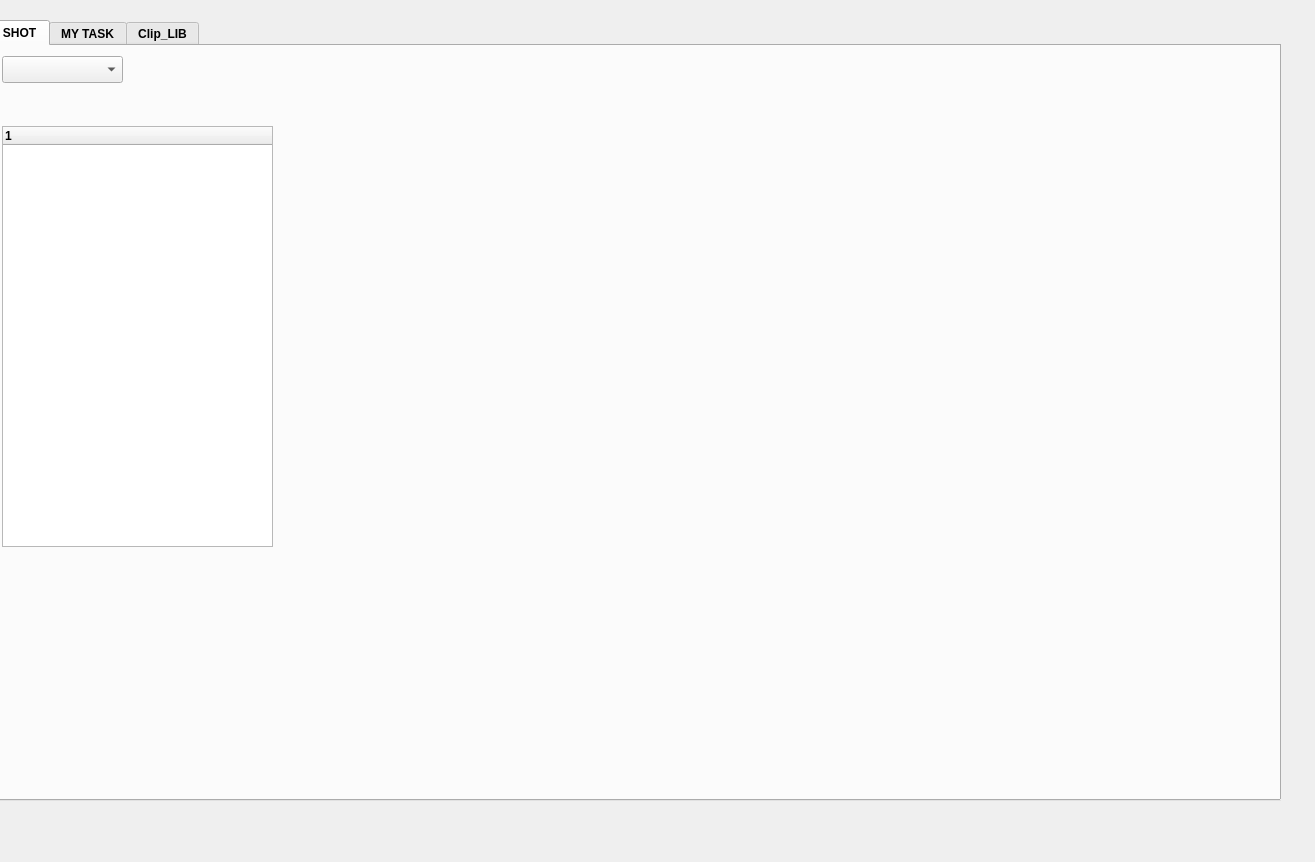
First picture: the form in pipeline/scripts/loader/main_window.ui, repository UiChul/yummy, before the edit.
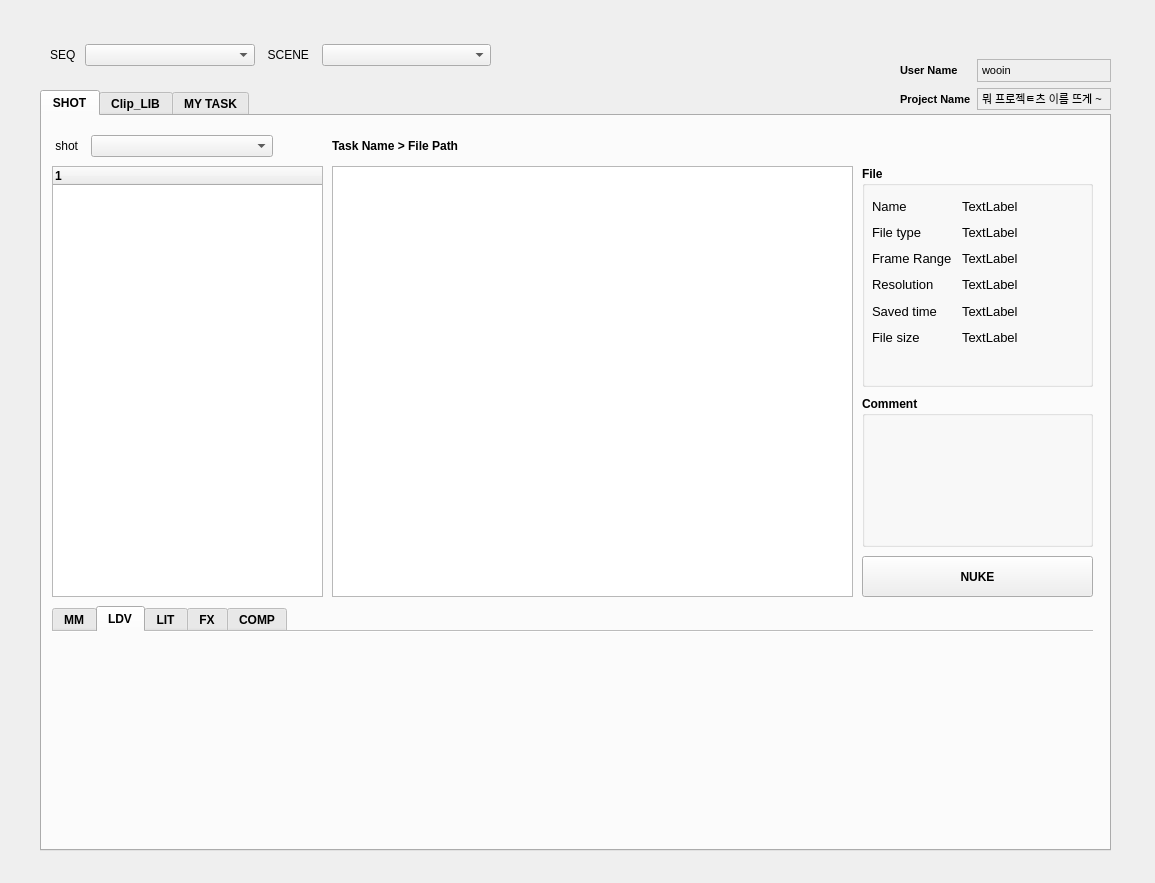
Second picture: the form after the edit.

Patch:
```diff
--- a/pipeline/scripts/loader/main_window.ui
+++ b/pipeline/scripts/loader/main_window.ui
@@ -6,20 +6,26 @@
    <rect>
     <x>0</x>
     <y>0</y>
-    <width>1315</width>
-    <height>862</height>
+    <width>1155</width>
+    <height>883</height>
    </rect>
   </property>
+  <property name="sizePolicy">
+   <sizepolicy hsizetype="Preferred" vsizetype="Expanding">
+    <horstretch>0</horstretch>
+    <verstretch>0</verstretch>
+   </sizepolicy>
+  </property>
   <property name="windowTitle">
    <string>Form</string>
   </property>
   <widget class="QTabWidget" name="tabWidget_file_structure">
    <property name="geometry">
     <rect>
-     <x>-10</x>
-     <y>20</y>
-     <width>1291</width>
-     <height>781</height>
+     <x>40</x>
+     <y>90</y>
+     <width>1071</width>
+     <height>761</height>
     </rect>
    </property>
    <property name="font">
@@ -43,6 +49,9 @@
     <bool>false</bool>
    </property>
    <property name="movable">
+    <bool>true</bool>
+   </property>
+   <property name="tabBarAutoHide">
     <bool>false</bool>
    </property>
    <widget class="QWidget" name="tab_shot">
@@ -53,9 +62,9 @@
      <property name="geometry">
       <rect>
        <x>10</x>
-       <y>80</y>
+       <y>50</y>
        <width>271</width>
-       <height>421</height>
+       <height>431</height>
       </rect>
      </property>
      <column>
@@ -67,35 +76,619 @@
     <widget class="QWidget" name="gridLayoutWidget">
      <property name="geometry">
       <rect>
-       <x>410</x>
-       <y>60</y>
-       <width>481</width>
-       <height>461</height>
+       <x>290</x>
+       <y>50</y>
+       <width>521</width>
+       <height>431</height>
       </rect>
      </property>
-     <layout class="QGridLayout" name="gridLayout"/>
+     <layout class="QGridLayout" name="gridLayout">
+      <item row="0" column="0">
+       <widget class="QTableView" name="tableView_thumbnail"/>
+      </item>
+     </layout>
     </widget>
-    <widget class="QComboBox" name="comboBox">
+    <widget class="QWidget" name="horizontalLayoutWidget">
      <property name="geometry">
       <rect>
        <x>10</x>
        <y>10</y>
-       <width>121</width>
-       <height>27</height>
+       <width>221</width>
+       <height>41</height>
       </rect>
      </property>
+     <layout class="QHBoxLayout" name="horizontalLayout">
+      <item>
+       <widget class="QLabel" name="label">
+        <property name="sizePolicy">
+         <sizepolicy hsizetype="Fixed" vsizetype="Fixed">
+          <horstretch>0</horstretch>
+          <verstretch>0</verstretch>
+         </sizepolicy>
+        </property>
+        <property name="font">
+         <font>
+          <bold>false</bold>
+         </font>
+        </property>
+        <property name="text">
+         <string> shot  </string>
+        </property>
+       </widget>
+      </item>
+      <item>
+       <widget class="QComboBox" name="comboBox_shot_shotname">
+        <property name="sizePolicy">
+         <sizepolicy hsizetype="Preferred" vsizetype="Maximum">
+          <horstretch>0</horstretch>
+          <verstretch>0</verstretch>
+         </sizepolicy>
+        </property>
+       </widget>
+      </item>
+     </layout>
     </widget>
-   </widget>
-   <widget class="QWidget" name="tab_my_task">
-    <attribute name="title">
-     <string>MY TASK</string>
-    </attribute>
+    <widget class="QLabel" name="label_shot_filepath">
+     <property name="geometry">
+      <rect>
+       <x>290</x>
+       <y>20</y>
+       <width>521</width>
+       <height>19</height>
+      </rect>
+     </property>
+     <property name="text">
+      <string>Task Name &gt; File Path</string>
+     </property>
+    </widget>
+    <widget class="QGroupBox" name="groupBox_shot_comment">
+     <property name="geometry">
+      <rect>
+       <x>820</x>
+       <y>280</y>
+       <width>231</width>
+       <height>151</height>
+      </rect>
+     </property>
+     <property name="font">
+      <font>
+       <bold>true</bold>
+       <underline>false</underline>
+       <strikeout>false</strikeout>
+      </font>
+     </property>
+     <property name="title">
+      <string>Comment</string>
+     </property>
+     <property name="flat">
+      <bool>false</bool>
+     </property>
+     <property name="checkable">
+      <bool>false</bool>
+     </property>
+    </widget>
+    <widget class="QTabWidget" name="tabWidget_shot_status">
+     <property name="geometry">
+      <rect>
+       <x>10</x>
+       <y>490</y>
+       <width>1041</width>
+       <height>221</height>
+      </rect>
+     </property>
+     <property name="currentIndex">
+      <number>1</number>
+     </property>
+     <property name="usesScrollButtons">
+      <bool>true</bool>
+     </property>
+     <property name="documentMode">
+      <bool>true</bool>
+     </property>
+     <property name="tabsClosable">
+      <bool>false</bool>
+     </property>
+     <property name="movable">
+      <bool>true</bool>
+     </property>
+     <property name="tabBarAutoHide">
+      <bool>false</bool>
+     </property>
+     <widget class="QWidget" name="tab_mm">
+      <attribute name="title">
+       <string>MM</string>
+      </attribute>
+     </widget>
+     <widget class="QWidget" name="tab_ldv">
+      <attribute name="title">
+       <string>LDV</string>
+      </attribute>
+     </widget>
+     <widget class="QWidget" name="tab_lit">
+      <attribute name="title">
+       <string>LIT</string>
+      </attribute>
+     </widget>
+     <widget class="QWidget" name="tab_fx">
+      <attribute name="title">
+       <string>FX</string>
+      </attribute>
+     </widget>
+     <widget class="QWidget" name="tab_comp">
+      <attribute name="title">
+       <string>COMP</string>
+      </attribute>
+     </widget>
+    </widget>
+    <widget class="QGroupBox" name="groupBox_shot_comment_2">
+     <property name="geometry">
+      <rect>
+       <x>820</x>
+       <y>50</y>
+       <width>231</width>
+       <height>221</height>
+      </rect>
+     </property>
+     <property name="font">
+      <font>
+       <bold>true</bold>
+       <underline>false</underline>
+       <strikeout>false</strikeout>
+      </font>
+     </property>
+     <property name="title">
+      <string>File</string>
+     </property>
+     <property name="flat">
+      <bool>false</bool>
+     </property>
+     <property name="checkable">
+      <bool>false</bool>
+     </property>
+     <widget class="QWidget" name="verticalLayoutWidget">
+      <property name="geometry">
+       <rect>
+        <x>10</x>
+        <y>30</y>
+        <width>80</width>
+        <height>151</height>
+       </rect>
+      </property>
+      <layout class="QVBoxLayout" name="verticalLayout_3">
+       <item>
+        <widget class="QLabel" name="label_16">
+         <property name="font">
+          <font>
+           <pointsize>10</pointsize>
+           <bold>false</bold>
+           <underline>false</underline>
+           <strikeout>false</strikeout>
+          </font>
+         </property>
+         <property name="text">
+          <string>Name</string>
+         </property>
+        </widget>
+       </item>
+       <item>
+        <widget class="QLabel" name="label_14">
+         <property name="font">
+          <font>
+           <pointsize>10</pointsize>
+           <bold>false</bold>
+           <underline>false</underline>
+           <strikeout>false</strikeout>
+          </font>
+         </property>
+         <property name="text">
+          <string>File type</string>
+         </property>
+        </widget>
+       </item>
+       <item>
+        <widget class="QLabel" name="label_10">
+         <property name="font">
+          <font>
+           <pointsize>10</pointsize>
+           <bold>false</bold>
+           <underline>false</underline>
+           <strikeout>false</strikeout>
+          </font>
+         </property>
+         <property name="text">
+          <string>Frame Range </string>
+         </property>
+        </widget>
+       </item>
+       <item>
+        <widget class="QLabel" name="label_6">
+         <property name="font">
+          <font>
+           <pointsize>10</pointsize>
+           <bold>false</bold>
+           <underline>false</underline>
+           <strikeout>false</strikeout>
+          </font>
+         </property>
+         <property name="text">
+          <string>Resolution</string>
+         </property>
+        </widget>
+       </item>
+       <item>
+        <widget class="QLabel" name="label_9">
+         <property name="font">
+          <font>
+           <pointsize>10</pointsize>
+           <bold>false</bold>
+           <underline>false</underline>
+           <strikeout>false</strikeout>
+          </font>
+         </property>
+         <property name="text">
+          <string>Saved time</string>
+         </property>
+        </widget>
+       </item>
+       <item>
+        <widget class="QLabel" name="label_20">
+         <property name="font">
+          <font>
+           <pointsize>10</pointsize>
+           <bold>false</bold>
+           <underline>false</underline>
+           <strikeout>false</strikeout>
+          </font>
+         </property>
+         <property name="text">
+          <string>File size</string>
+         </property>
+        </widget>
+       </item>
+      </layout>
+     </widget>
+     <widget class="QWidget" name="verticalLayoutWidget_2">
+      <property name="geometry">
+       <rect>
+        <x>100</x>
+        <y>30</y>
+        <width>121</width>
+        <height>151</height>
+       </rect>
+      </property>
+      <layout class="QVBoxLayout" name="verticalLayout_4">
+       <item>
+        <widget class="QLabel" name="label_shot_filename">
+         <property name="font">
+          <font>
+           <pointsize>10</pointsize>
+           <bold>false</bold>
+           <underline>false</underline>
+           <strikeout>false</strikeout>
+          </font>
+         </property>
+         <property name="text">
+          <string>TextLabel</string>
+         </property>
+        </widget>
+       </item>
+       <item>
+        <widget class="QLabel" name="label_shot_filetype">
+         <property name="font">
+          <font>
+           <pointsize>10</pointsize>
+           <bold>false</bold>
+           <underline>false</underline>
+           <strikeout>false</strikeout>
+          </font>
+         </property>
+         <property name="text">
+          <string>TextLabel</string>
+         </property>
+        </widget>
+       </item>
+       <item>
+        <widget class="QLabel" name="label_shot_framerange">
+         <property name="font">
+          <font>
+           <pointsize>10</pointsize>
+           <bold>false</bold>
+           <underline>false</underline>
+           <strikeout>false</strikeout>
+          </font>
+         </property>
+         <property name="text">
+          <string>TextLabel</string>
+         </property>
+        </widget>
+       </item>
+       <item>
+        <widget class="QLabel" name="label_shot_resolution">
+         <property name="font">
+          <font>
+           <pointsize>10</pointsize>
+           <bold>false</bold>
+           <underline>false</underline>
+           <strikeout>false</strikeout>
+          </font>
+         </property>
+         <property name="text">
+          <string>TextLabel</string>
+         </property>
+        </widget>
+       </item>
+       <item>
+        <widget class="QLabel" name="label_shot_savedtime">
+         <property name="font">
+          <font>
+           <pointsize>10</pointsize>
+           <bold>false</bold>
+           <underline>false</underline>
+           <strikeout>false</strikeout>
+          </font>
+         </property>
+         <property name="text">
+          <string>TextLabel</string>
+         </property>
+        </widget>
+       </item>
+       <item>
+        <widget class="QLabel" name="label_shot_filesize">
+         <property name="font">
+          <font>
+           <pointsize>10</pointsize>
+           <bold>false</bold>
+           <underline>false</underline>
+           <strikeout>false</strikeout>
+          </font>
+         </property>
+         <property name="text">
+          <string>TextLabel</string>
+         </property>
+        </widget>
+       </item>
+      </layout>
+     </widget>
+    </widget>
+    <widget class="QPushButton" name="pushButton_nuke">
+     <property name="geometry">
+      <rect>
+       <x>820</x>
+       <y>440</y>
+       <width>231</width>
+       <height>41</height>
+      </rect>
+     </property>
+     <property name="text">
+      <string>NUKE</string>
+     </property>
+    </widget>
    </widget>
    <widget class="QWidget" name="tab_clip">
     <attribute name="title">
      <string>Clip_LIB</string>
     </attribute>
    </widget>
+   <widget class="QWidget" name="tab_my_task">
+    <attribute name="title">
+     <string>MY TASK</string>
+    </attribute>
+    <widget class="QWidget" name="horizontalLayoutWidget_4">
+     <property name="geometry">
+      <rect>
+       <x>10</x>
+       <y>10</y>
+       <width>221</width>
+       <height>41</height>
+      </rect>
+     </property>
+     <layout class="QHBoxLayout" name="horizontalLayout_5">
+      <item>
+       <widget class="QLabel" name="label_12">
+        <property name="sizePolicy">
+         <sizepolicy hsizetype="Fixed" vsizetype="Fixed">
+          <horstretch>0</horstretch>
+          <verstretch>0</verstretch>
+         </sizepolicy>
+        </property>
+        <property name="font">
+         <font>
+          <bold>false</bold>
+         </font>
+        </property>
+        <property name="text">
+         <string> shot  </string>
+        </property>
+       </widget>
+      </item>
+      <item>
+       <widget class="QComboBox" name="comboBox_mytask_shotname">
+        <property name="sizePolicy">
+         <sizepolicy hsizetype="Preferred" vsizetype="Maximum">
+          <horstretch>0</horstretch>
+          <verstretch>0</verstretch>
+         </sizepolicy>
+        </property>
+       </widget>
+      </item>
+     </layout>
+    </widget>
+    <widget class="QTreeWidget" name="treeWidget_mytask_file_sturc">
+     <property name="geometry">
+      <rect>
+       <x>10</x>
+       <y>50</y>
+       <width>271</width>
+       <height>661</height>
+      </rect>
+     </property>
+     <column>
+      <property name="text">
+       <string notr="true">1</string>
+      </property>
+     </column>
+    </widget>
+   </widget>
+  </widget>
+  <widget class="QWidget" name="horizontalLayoutWidget_2">
+   <property name="geometry">
+    <rect>
+     <x>50</x>
+     <y>30</y>
+     <width>441</width>
+     <height>51</height>
+    </rect>
+   </property>
+   <layout class="QHBoxLayout" name="horizontalLayout_2">
+    <item>
+     <widget class="QLabel" name="label_3">
+      <property name="sizePolicy">
+       <sizepolicy hsizetype="Fixed" vsizetype="Fixed">
+        <horstretch>0</horstretch>
+        <verstretch>0</verstretch>
+       </sizepolicy>
+      </property>
+      <property name="font">
+       <font>
+        <bold>false</bold>
+       </font>
+      </property>
+      <property name="text">
+       <string>SEQ </string>
+      </property>
+     </widget>
+    </item>
+    <item>
+     <widget class="QComboBox" name="comboBox_seq"/>
+    </item>
+    <item>
+     <widget class="QLabel" name="label_2">
+      <property name="sizePolicy">
+       <sizepolicy hsizetype="Fixed" vsizetype="Fixed">
+        <horstretch>0</horstretch>
+        <verstretch>0</verstretch>
+       </sizepolicy>
+      </property>
+      <property name="font">
+       <font>
+        <bold>false</bold>
+       </font>
+      </property>
+      <property name="text">
+       <string>  SCENE  </string>
+      </property>
+     </widget>
+    </item>
+    <item>
+     <widget class="QComboBox" name="comboBox_scene"/>
+    </item>
+   </layout>
+  </widget>
+  <widget class="QWidget" name="gridLayoutWidget_3">
+   <property name="geometry">
+    <rect>
+     <x>900</x>
+     <y>59</y>
+     <width>211</width>
+     <height>51</height>
+    </rect>
+   </property>
+   <layout class="QGridLayout" name="gridLayout_4">
+    <item row="0" column="0">
+     <widget class="QLabel" name="label_7">
+      <property name="sizePolicy">
+       <sizepolicy hsizetype="Fixed" vsizetype="Preferred">
+        <horstretch>0</horstretch>
+        <verstretch>0</verstretch>
+       </sizepolicy>
+      </property>
+      <property name="font">
+       <font>
+        <pointsize>8</pointsize>
+        <bold>true</bold>
+       </font>
+      </property>
+      <property name="text">
+       <string>User Name</string>
+      </property>
+     </widget>
+    </item>
+    <item row="0" column="1">
+     <widget class="QFrame" name="frame">
+      <property name="frameShape">
+       <enum>QFrame::StyledPanel</enum>
+      </property>
+      <property name="frameShadow">
+       <enum>QFrame::Raised</enum>
+      </property>
+      <widget class="QLabel" name="label_username">
+       <property name="geometry">
+        <rect>
+         <x>5</x>
+         <y>1</y>
+         <width>151</width>
+         <height>20</height>
+        </rect>
+       </property>
+       <property name="font">
+        <font>
+         <pointsize>8</pointsize>
+        </font>
+       </property>
+       <property name="text">
+        <string>wooin</string>
+       </property>
+      </widget>
+     </widget>
+    </item>
+    <item row="1" column="0">
+     <widget class="QLabel" name="label_8">
+      <property name="sizePolicy">
+       <sizepolicy hsizetype="Fixed" vsizetype="Preferred">
+        <horstretch>0</horstretch>
+        <verstretch>0</verstretch>
+       </sizepolicy>
+      </property>
+      <property name="font">
+       <font>
+        <pointsize>8</pointsize>
+        <bold>true</bold>
+       </font>
+      </property>
+      <property name="text">
+       <string>Project Name</string>
+      </property>
+     </widget>
+    </item>
+    <item row="1" column="1">
+     <widget class="QFrame" name="frame_2">
+      <property name="frameShape">
+       <enum>QFrame::StyledPanel</enum>
+      </property>
+      <property name="frameShadow">
+       <enum>QFrame::Raised</enum>
+      </property>
+      <widget class="QLabel" name="label_projectname">
+       <property name="geometry">
+        <rect>
+         <x>5</x>
+         <y>0</y>
+         <width>151</width>
+         <height>21</height>
+        </rect>
+       </property>
+       <property name="font">
+        <font>
+         <pointsize>8</pointsize>
+        </font>
+       </property>
+       <property name="text">
+        <string>뭐 프로젝ㅌ츠 이름 뜨게 ~</string>
+       </property>
+      </widget>
+     </widget>
+    </item>
+   </layout>
   </widget>
  </widget>
  <resources/>
```
Left out of the diff: 183 changed lines with no effect on the pictures.
